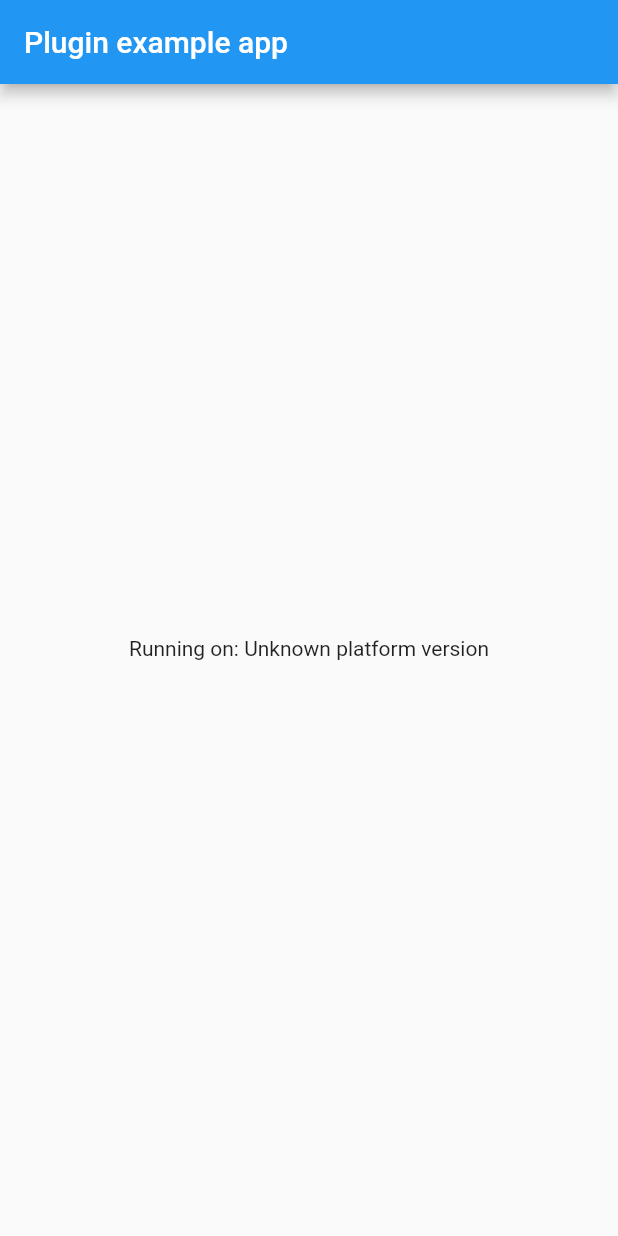
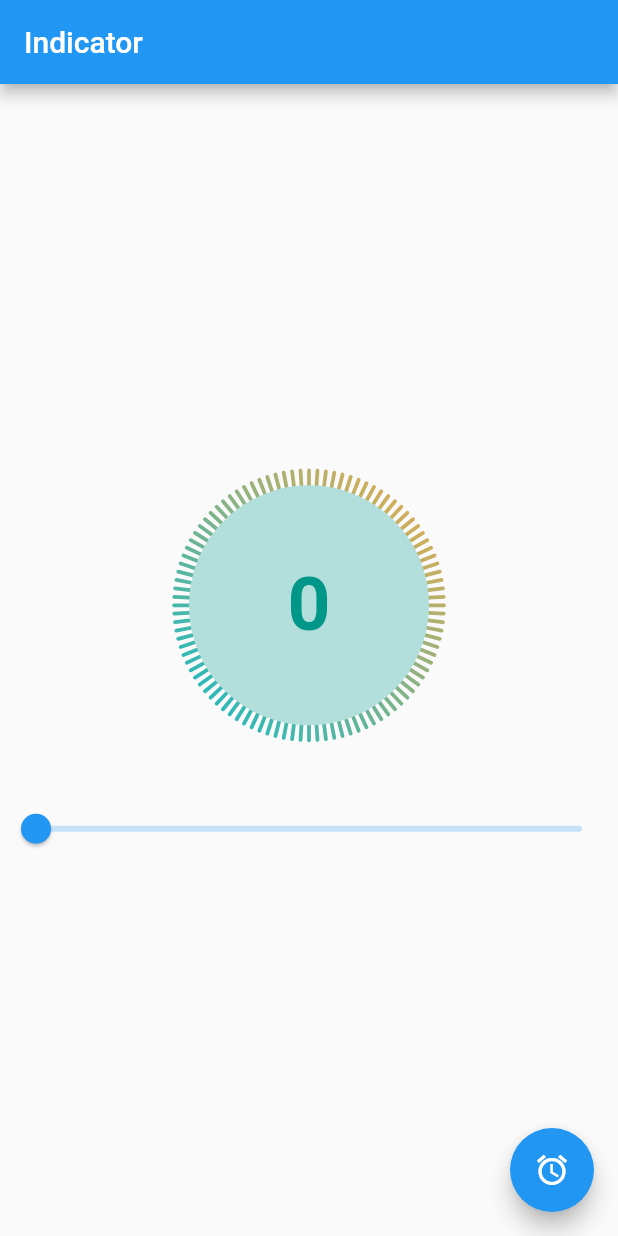
Before and after one commit to quangkhuongduy0195/circular_indicator, a Flutter app: the screen it shows after launch, on a phone screen of 412 x 824 dp. Run offline on Flutter 3.47's test engine with Material 2 defaults, Android fonts, the phone set to English and light mode, and no system bars; missing offline and left inert: dart:html.

Commit message:
add indicator aniamation

```diff
--- a/example/lib/main.dart
+++ b/example/lib/main.dart
@@ -1,8 +1,7 @@
-import 'package:flutter/material.dart';
 import 'dart:async';
 
-import 'package:flutter/services.dart';
-import 'package:circular_indicator/circular_indicator.dart';
+import 'package:circular_indicator/circular_indicator_widget.dart';
+import 'package:flutter/material.dart';
 
 void main() {
   runApp(const MyApp());
@@ -16,34 +15,11 @@ class MyApp extends StatefulWidget {
 }
 
 class _MyAppState extends State<MyApp> {
-  String _platformVersion = 'Unknown';
-
+  double _value = 0;
+  Timer? _timer;
   @override
   void initState() {
     super.initState();
-    initPlatformState();
-  }
-
-  // Platform messages are asynchronous, so we initialize in an async method.
-  Future<void> initPlatformState() async {
-    String platformVersion;
-    // Platform messages may fail, so we use a try/catch PlatformException.
-    // We also handle the message potentially returning null.
-    try {
-      platformVersion =
-          await CircularIndicator.platformVersion ?? 'Unknown platform version';
-    } on PlatformException {
-      platformVersion = 'Failed to get platform version.';
-    }
-
-    // If the widget was removed from the tree while the asynchronous platform
-    // message was in flight, we want to discard the reply rather than calling
-    // setState to update our non-existent appearance.
-    if (!mounted) return;
-
-    setState(() {
-      _platformVersion = platformVersion;
-    });
   }
 
   @override
@@ -51,10 +27,70 @@ class _MyAppState extends State<MyApp> {
     return MaterialApp(
       home: Scaffold(
         appBar: AppBar(
-          title: const Text('Plugin example app'),
+          title: const Text('Indicator'),
         ),
-        body: Center(
-          child: Text('Running on: $_platformVersion\n'),
+        body: Column(
+          mainAxisAlignment: MainAxisAlignment.center,
+          children: [
+            SizedBox(
+              child: CircularIndicatorWidget(
+                width: 200,
+                height: 200,
+                current: _value,
+                maxStep: 100,
+                widthLine: 2.5,
+                heightLine: 20,
+                gradientColor: const LinearGradient(
+                  begin: Alignment.topLeft,
+                  end: Alignment.bottomRight,
+                  colors: [Colors.cyan, Colors.orangeAccent],
+                ),
+                child: Container(
+                  decoration: BoxDecoration(
+                    color: Colors.teal.shade100,
+                    shape: BoxShape.circle,
+                  ),
+                  child: Center(
+                      child: Text(
+                    _value.toStringAsFixed(0),
+                    style: const TextStyle(
+                      color: Colors.teal,
+                      fontSize: 50,
+                      fontWeight: FontWeight.w700,
+                    ),
+                  )),
+                ),
+              ),
+            ),
+            const SizedBox(
+              height: 25,
+            ),
+            Slider(
+              min: 0,
+              max: 100,
+              value: _value,
+              onChanged: (value) {
+                setState(() {
+                  _value = value;
+                });
+              },
+            ),
+          ],
+        ),
+        floatingActionButton: FloatingActionButton(
+          child: const Icon(Icons.access_alarm),
+          onPressed: () {
+            if (_timer != null) return;
+            _timer = Timer.periodic(const Duration(seconds: 3), (timer) {
+              setState(() {
+                if (_value == 100) {
+                  _value = 0;
+                } else {
+                  _value += 25;
+                }
+              });
+            });
+          },
         ),
       ),
     );
--- /dev/null
+++ b/lib/circular_indicator_painter.dart
@@ -0,0 +1,81 @@
+import 'dart:math' as math;
+
+import 'package:flutter/material.dart';
+
+class CircularIndicatorPainter extends CustomPainter {
+  final double currentStep;
+  final double maxStep;
+  final double widthLine;
+  final double heightLine;
+  final Color? selectedColor;
+  final Color? unselectedColor;
+  final Gradient? gradientColor;
+
+  CircularIndicatorPainter({
+    required this.maxStep,
+    required this.widthLine,
+    required this.heightLine,
+    required this.currentStep,
+    required this.selectedColor,
+    required this.unselectedColor,
+    required this.gradientColor,
+  });
+  double get maxDefinedSize {
+    return math.max(1, math.max(0, 0));
+  }
+
+  @override
+  void paint(Canvas canvas, Size size) {
+    final w = size.width;
+    final h = size.height;
+    Paint paint = Paint()..style = PaintingStyle.stroke;
+
+    final rect = Rect.fromCenter(
+      center: Offset(w / 2, h / 2),
+      height: h - maxDefinedSize,
+      width: w - maxDefinedSize,
+    );
+
+    if (gradientColor != null) {
+      paint.shader = gradientColor!.createShader(rect);
+    }
+    _drawStepArc(canvas, paint, rect, size);
+  }
+
+  /// Draw a series of arcs, each composing the full steps of the indicator
+  void _drawStepArc(
+    Canvas canvas,
+    Paint paint,
+    Rect rect,
+    Size size,
+  ) {
+    var centerX = rect.center.dx;
+    var centerY = rect.center.dy;
+    var radius = math.min(centerX, centerY);
+
+    var draw = (360 * currentStep) / maxStep;
+    var stepLine = 360 / maxStep;
+
+    for (double i = 0; i < 360; i += stepLine) {
+      var outerCircleRadius = (radius - (i < draw ? 0 : heightLine / 2));
+      var innerCircleRadius = (radius - heightLine);
+
+      var x1 = centerX + outerCircleRadius * math.cos(i * math.pi / 180);
+      var y1 = centerX + outerCircleRadius * math.sin(i * math.pi / 180);
+      //
+      var x2 = centerX + innerCircleRadius * math.cos(i * math.pi / 180);
+      var y2 = centerX + innerCircleRadius * math.sin(i * math.pi / 180);
+      var dashBrush = paint
+        ..color = i < draw
+            ? selectedColor ?? Colors.red
+            : unselectedColor ?? Colors.yellow
+        ..style = PaintingStyle.stroke
+        ..strokeCap = StrokeCap.round
+        ..strokeWidth = widthLine;
+      canvas.drawLine(Offset(x1, y1), Offset(x2, y2), dashBrush);
+    }
+  }
+
+  @override
+  bool shouldRepaint(CustomPainter oldDelegate) => true;
+}
--- /dev/null
+++ b/lib/circular_indicator_widget.dart
@@ -0,0 +1,125 @@
+import 'package:circular_indicator/circular_indicator_painter.dart';
+import 'package:flutter/material.dart';
+
+class CircularIndicatorWidget extends StatefulWidget {
+  const CircularIndicatorWidget({
+    Key? key,
+    required this.current,
+    this.height,
+    this.width,
+    this.selectedColor,
+    this.unselectedColor,
+    this.child,
+    this.gradientColor,
+    this.maxStep = 100,
+    this.widthLine = 3,
+    this.heightLine = 20,
+    this.curve = Curves.easeInOutQuint,
+  }) : super(key: key);
+
+  final double current;
+  final double maxStep;
+  final double widthLine;
+  final double heightLine;
+  final double? height;
+  final double? width;
+  final Color? selectedColor;
+  final Color? unselectedColor;
+  final Widget? child;
+  final Gradient? gradientColor;
+  final Curve curve;
+
+  @override
+  _CircularIndicatorWidgetState createState() =>
+      _CircularIndicatorWidgetState();
+}
+
+class _CircularIndicatorWidgetState extends State<CircularIndicatorWidget>
+    with SingleTickerProviderStateMixin, AutomaticKeepAliveClientMixin {
+  AnimationController? _animationController;
+  Animation? _animation;
+  double _current = 0.0;
+
+  @override
+  void initState() {
+    super.initState();
+    _animationController = AnimationController(
+      vsync: this,
+      duration: const Duration(seconds: 2),
+    );
+    _animation = Tween(begin: 0.0, end: widget.current).animate(
+      CurvedAnimation(
+        parent: _animationController!,
+        curve: widget.curve,
+      ),
+    )..addListener(() {
+        setState(() {
+          _current = _animation!.value;
+        });
+      });
+
+    _animationController!.forward();
+  }
+
+  @override
+  void didUpdateWidget(CircularIndicatorWidget oldWidget) {
+    super.didUpdateWidget(oldWidget);
+    if (oldWidget.current != widget.current) {
+      if (_animationController != null) {
+        _animation = Tween(
+          begin: oldWidget.current,
+          end: widget.current,
+        ).animate(
+          CurvedAnimation(
+            parent: _animationController!,
+            curve: widget.curve,
+          ),
+        );
+        _animationController?.forward(from: 0.0);
+      } else {
+        _updateProgress();
+      }
+    }
+  }
+
+  _updateProgress() {
+    setState(() => _current = widget.current);
+  }
+
+  @override
+  Widget build(BuildContext context) {
+    super.build(context);
+    return LayoutBuilder(
+      builder: (BuildContext context, BoxConstraints constraints) {
+        return SizedBox(
+          height: widget.height ?? constraints.maxHeight,
+          width: widget.width ?? constraints.maxWidth,
+          child: RotationTransition(
+            turns: const AlwaysStoppedAnimation(-90 / 360),
+            child: CustomPaint(
+              painter: CircularIndicatorPainter(
+                currentStep: _current,
+                selectedColor: widget.selectedColor,
+                unselectedColor: widget.unselectedColor,
+                gradientColor: widget.gradientColor,
+                maxStep: widget.maxStep,
+                widthLine: widget.widthLine,
+                heightLine: widget.heightLine,
+              ),
+              child: RotationTransition(
+                turns: const AlwaysStoppedAnimation(90 / 360),
+                child: Padding(
+                  padding: EdgeInsets.all(widget.heightLine),
+                  child: widget.child,
+                ),
+              ),
+            ),
+          ),
+        );
+      },
+    );
+  }
+
+  @override
+  bool get wantKeepAlive => true;
+}
```
Also changed, not shown: 2 other files.
